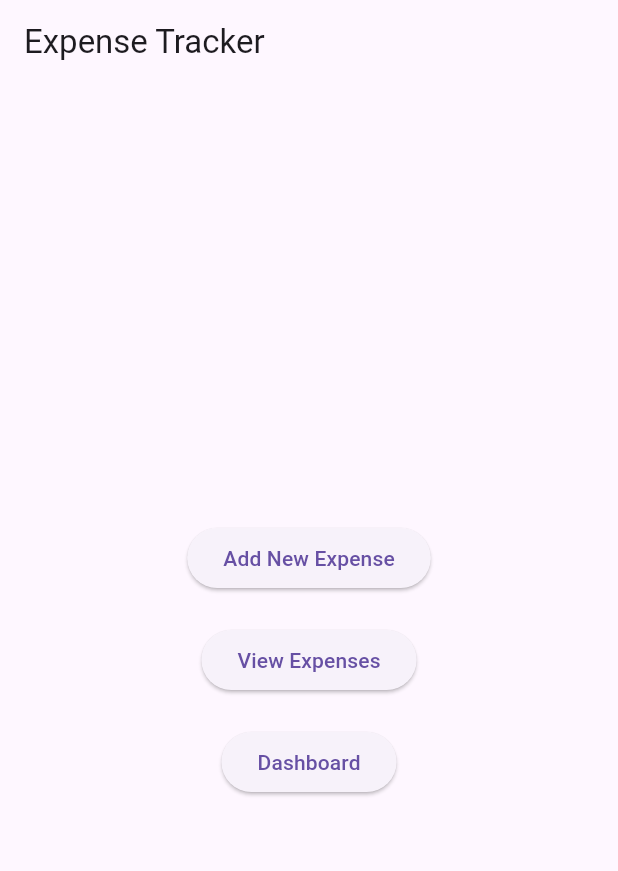
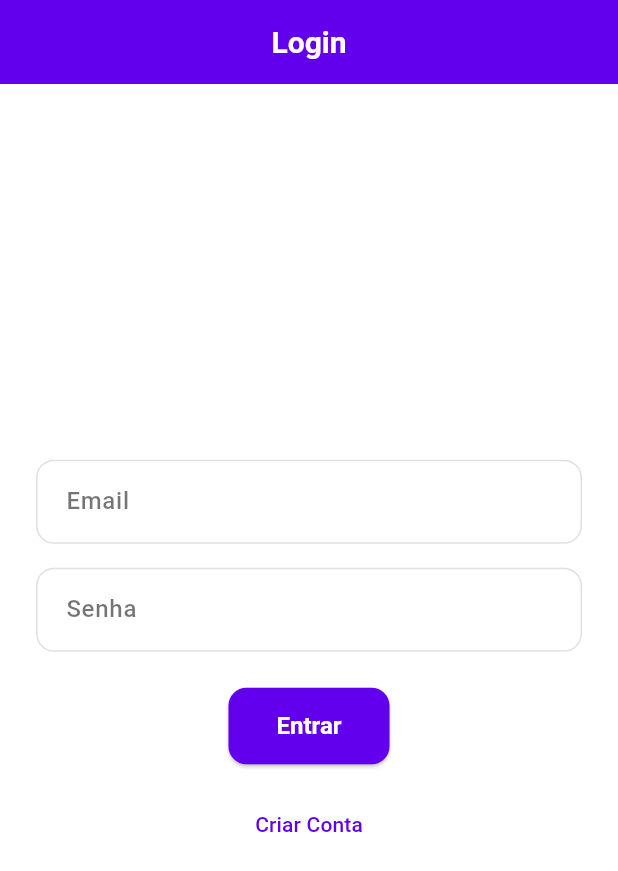
Before and after one commit to ErickBertoti/projeto-flutter, a Flutter app: the screen it shows after launch, on a phone screen of 412 x 824 dp. Shown: the top 871 px of the screen. Run offline on Flutter 3.47's test engine with Material 3 defaults, Android fonts, the phone set to English and light mode, and no system bars; our stand-ins replace google_fonts.

```diff
--- a/expense_tracker/lib/main.dart
+++ b/expense_tracker/lib/main.dart
@@ -1,8 +1,11 @@
 import 'package:flutter/material.dart';
+import 'theme/app_theme.dart';
+import 'screens/login_screen.dart';
 import 'screens/home_screen.dart';
 import 'screens/add_expense_screen.dart';
 import 'screens/dashboard_screen.dart';
 import 'screens/expense_list_screen.dart';
+import 'screens/register_screen.dart';
 
 void main() {
   runApp(const ExpenseTrackerApp());
@@ -14,17 +17,16 @@ class ExpenseTrackerApp extends StatelessWidget {
   @override
   Widget build(BuildContext context) {
     return MaterialApp(
-      title: 'Expense Tracker',
-      theme: ThemeData(
-        primarySwatch: Colors.blue,
-        visualDensity: VisualDensity.adaptivePlatformDensity,
-      ),
-      home: HomeScreen(),
+      title: 'Expense Tracker Pro',
+      theme: AppTheme.lightTheme,
+      home: LoginScreen(),
       routes: {
         '/home': (context) => HomeScreen(),
         '/addExpense': (context) => AddExpenseScreen(),
         '/dashboard': (context) => DashboardScreen(),
         '/expenseList': (context) => ExpenseListScreen(),
+        '/login': (context) => LoginScreen(),
+        '/register': (context) => RegisterScreen(),
       },
     );
   }
--- /dev/null
+++ b/expense_tracker/lib/screens/login_screen.dart
@@ -0,0 +1,75 @@
+import 'package:flutter/material.dart';
+import '../services/auth_service.dart';
+
+class LoginScreen extends StatefulWidget {
+  @override
+  _LoginScreenState createState() => _LoginScreenState();
+}
+
+class _LoginScreenState extends State<LoginScreen> {
+  final _formKey = GlobalKey<FormState>();
+  final _emailController = TextEditingController();
+  final _passwordController = TextEditingController();
+
+  void _login() {
+    if (_formKey.currentState!.validate()) {
+      final email = _emailController.text;
+      final password = _passwordController.text;
+      AuthService.login(email, password);
+      Navigator.pushNamed(context, '/home');
+    }
+  }
+
+  @override
+  Widget build(BuildContext context) {
+    return Scaffold(
+      appBar: AppBar(
+        title: Text('Login'),
+        centerTitle: true,
+      ),
+      body: Padding(
+        padding: EdgeInsets.all(24.0),
+        child: Form(
+          key: _formKey,
+          child: Column(
+            mainAxisAlignment: MainAxisAlignment.center,
+            children: [
+              TextFormField(
+                controller: _emailController,
+                decoration: InputDecoration(
+                  labelText: 'Email',
+                  border: OutlineInputBorder(
+                    borderRadius: BorderRadius.circular(8),
+                  ),
+                ),
+                validator: (value) => value!.isEmpty ? 'Digite o email' : null,
+              ),
+              SizedBox(height: 16),
+              TextFormField(
+                controller: _passwordController,
+                obscureText: true,
+                decoration: InputDecoration(
+                  labelText: 'Senha',
+                  border: OutlineInputBorder(
+                    borderRadius: BorderRadius.circular(8),
+                  ),
+                ),
+                validator: (value) => value!.isEmpty ? 'Digite a senha' : null,
+              ),
+              SizedBox(height: 24),
+              ElevatedButton(
+                onPressed: _login,
+                child: Text('Entrar'),
+              ),
+              SizedBox(height: 16),
+              TextButton(
+                onPressed: () => Navigator.pushNamed(context, '/register'),
+                child: Text('Criar Conta'),
+              ),
+            ],
+          ),
+        ),
+      ),
+    );
+  }
+}
--- /dev/null
+++ b/expense_tracker/lib/services/auth_service.dart
@@ -0,0 +1,20 @@
+// lib/services/auth_service.dart
+class AuthService {
+  static Map<String, String> _users = {};
+
+  static void register(String email, String password) {
+    _users[email] = password;
+  }
+
+  static void login(String email, String password) {
+    if (_users.containsKey(email) && _users[email] == password) {
+      // Login successful
+    } else {
+      // Login failed
+    }
+  }
+
+  static void logout() {
+    // Implement logout functionality
+  }
+}
--- /dev/null
+++ b/expense_tracker/lib/theme/app_theme.dart
@@ -0,0 +1,85 @@
+import 'package:flutter/material.dart';
+import 'package:google_fonts/google_fonts.dart';
+
+class AppColors {
+  static const Color primary = Color(0xFF6200EE);
+  static const Color secondary = Color(0xFF03DAC6);
+  static const Color background = Color(0xFFF5F5F5);
+  static const Color surface = Colors.white;
+  static const Color error = Color(0xFFB00020);
+  static const Color onPrimary = Colors.white;
+  static const Color onSecondary = Colors.black;
+  static const Color textPrimary = Colors.black87;
+  static const Color textSecondary = Colors.black54;
+}
+
+class AppTheme {
+  static ThemeData get lightTheme {
+    return ThemeData(
+      colorScheme: ColorScheme.light(
+        primary: AppColors.primary,
+        secondary: AppColors.secondary,
+        background: AppColors.background,
+        surface: AppColors.surface,
+        error: AppColors.error,
+        onPrimary: AppColors.onPrimary,
+        onSecondary: AppColors.onSecondary,
+      ),
+      textTheme: GoogleFonts.robotoTextTheme().apply(
+        bodyColor: AppColors.textPrimary,
+        displayColor: AppColors.textPrimary,
+      ),
+      appBarTheme: AppBarTheme(
+        elevation: 0,
+        backgroundColor: AppColors.primary,
+        titleTextStyle: GoogleFonts.roboto(
+          fontSize: 20,
+          fontWeight: FontWeight.w600,
+          color: Colors.white,
+        ),
+      ),
+      elevatedButtonTheme: ElevatedButtonThemeData(
+        style: ElevatedButton.styleFrom(
+          backgroundColor: AppColors.primary,
+          foregroundColor: Colors.white,
+          padding: EdgeInsets.symmetric(vertical: 16, horizontal: 32),
+          shape: RoundedRectangleBorder(
+            borderRadius: BorderRadius.circular(12),
+          ),
+          textStyle: GoogleFonts.roboto(
+            fontSize: 16,
+            fontWeight: FontWeight.w600,
+          ),
+        ),
+      ),
+      inputDecorationTheme: InputDecorationTheme(
+        filled: true,
+        fillColor: Colors.white,
+        contentPadding: EdgeInsets.symmetric(vertical: 16, horizontal: 16),
+        border: OutlineInputBorder(
+          borderRadius: BorderRadius.circular(12),
+          borderSide: BorderSide(color: Colors.grey.shade300),
+        ),
+        enabledBorder: OutlineInputBorder(
+          borderRadius: BorderRadius.circular(12),
+          borderSide: BorderSide(color: Colors.grey.shade300),
+        ),
+        focusedBorder: OutlineInputBorder(
+          borderRadius: BorderRadius.circular(12),
+          borderSide: BorderSide(color: AppColors.primary, width: 2),
+        ),
+        labelStyle: GoogleFonts.roboto(
+          color: Colors.black54,
+          fontWeight: FontWeight.w500,
+        ),
+      ),
+      cardTheme: CardTheme(
+        elevation: 4,
+        shape: RoundedRectangleBorder(
+          borderRadius: BorderRadius.circular(16),
+        ),
+        shadowColor: Colors.black26,
+      ),
+    );
+  }
+}
--- a/expense_tracker/pubspec.yaml
+++ b/expense_tracker/pubspec.yaml
@@ -30,13 +30,15 @@ environment:
 dependencies:
   flutter:
     sdk: flutter
+  google_fonts: ^5.1.0
+  intl: 0.17.0
+  material_design_icons_flutter: ^7.0.0
 
 
   # The following adds the Cupertino Icons font to your application.
   # Use with the CupertinoIcons class for iOS style icons.
   cupertino_icons: ^1.0.8
   charts_flutter: ^0.12.0
-  google_fonts: ^2.3.3
 
 dev_dependencies:
   flutter_test:
```
Also changed, not shown: expense_tracker/lib/screens/add_expense_screen.dart (+40 -7 lines), expense_tracker/lib/screens/home_screen.dart (+60 -13 lines), expense_tracker/lib/screens/register_screen.dart (added, +76 -0 lines), expense_tracker/pubspec.lock.
